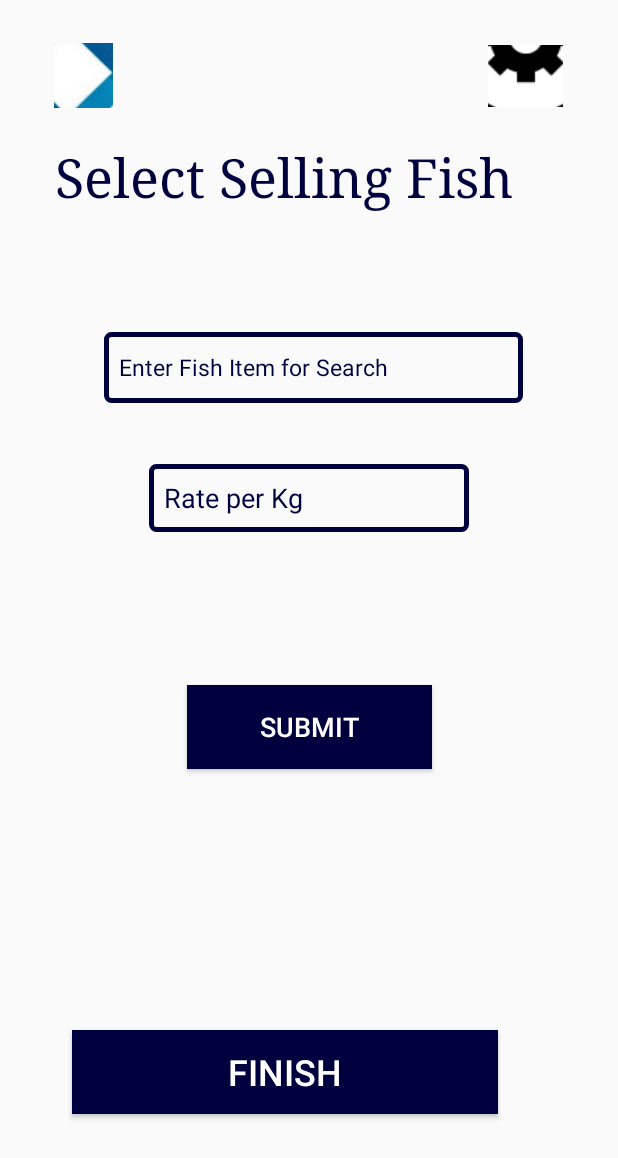
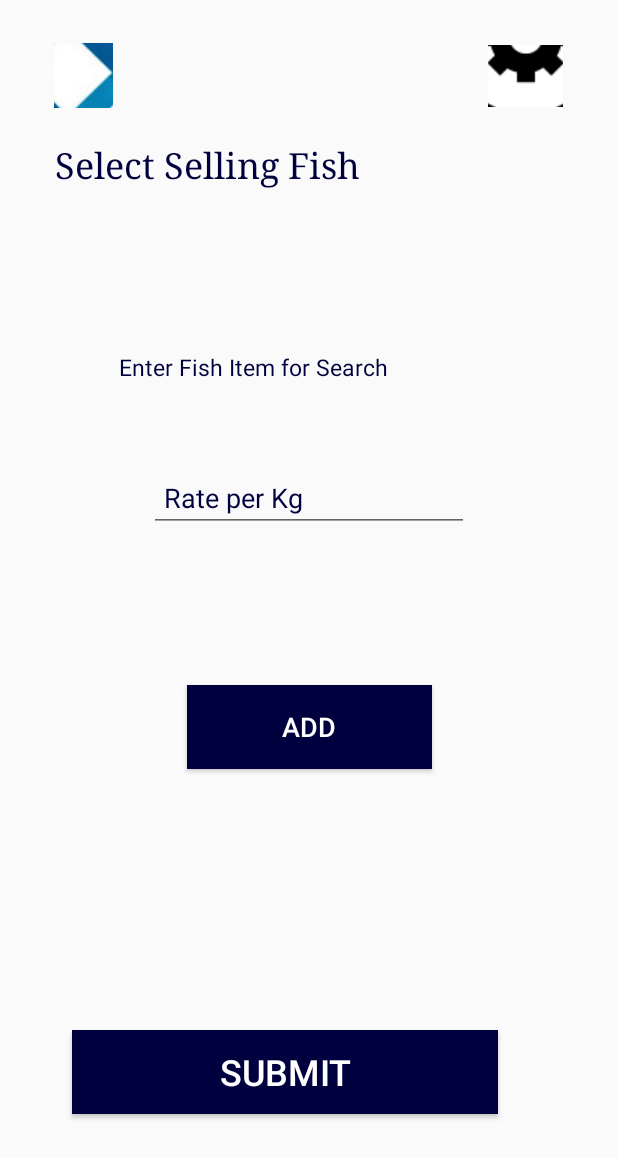
Before and after one commit to HDLLakshan/MaadelaSeller, an Android app: the SellingFishItem screen opened directly, with no data from a screen before it, on a phone screen of 412 x 824 dp. Shown: the top 1158 px of the screen. Run offline under Robolectric (Android 15) with nearby library versions, the light colour scheme and no system bars; our stand-ins replace Firebase (no records; nobody signed in at launch, a user with empty details on screens opened directly).

Commit message:
Complete 98.999%

```diff
--- a/app/src/main/res/layout/activity_request_notification.xml
+++ b/app/src/main/res/layout/activity_request_notification.xml
@@ -12,7 +12,7 @@
         android:layout_height="80dp"
         android:text="Recived Notification For One Hour Reservation"
         android:textColor="@color/colorPrimary"
-        android:textSize="30sp"
+        android:textSize="24sp"
         app:layout_constraintBottom_toBottomOf="parent"
         app:layout_constraintEnd_toEndOf="parent"
         app:layout_constraintHorizontal_bias="0.493"
--- a/app/src/main/res/layout/activity_selling_fish_item.xml
+++ b/app/src/main/res/layout/activity_selling_fish_item.xml
@@ -10,7 +10,6 @@
         android:id="@+id/fishname"
         android:layout_width="279dp"
         android:layout_height="47dp"
-        android:background="@drawable/edit_text_border"
         android:completionHint="Enter Fish"
         android:completionThreshold="1"
         android:hint="Enter Fish Item for Search"
@@ -31,7 +30,7 @@
         android:layout_height="56dp"
         android:background="@drawable/button_border"
         android:onClick="SaveSellingFishItem"
-        android:text="Submit"
+        android:text="Add"
         android:textColor="#FFFFFF"
         android:textSize="18sp"
         app:layout_constraintBottom_toBottomOf="parent"
@@ -47,7 +46,7 @@
         android:layout_marginBottom="40dp"
         android:background="@drawable/button_border"
         android:onClick="sendMessage"
-        android:text="Finish"
+        android:text="Submit"
         android:textColor="#FFFFFF"
         android:textColorHint="@color/colorPrimary"
         android:textSize="24sp"
@@ -62,7 +61,6 @@
         android:id="@+id/rate"
         android:layout_width="wrap_content"
         android:layout_height="45dp"
-        android:background="@drawable/edit_text_border"
         android:ems="10"
         android:hint="Rate per Kg"
         android:inputType="numberSigned"
@@ -83,7 +81,7 @@
         android:fontFamily="serif"
         android:text="Select Selling Fish "
         android:textColor="@color/colorPrimary"
-        android:textSize="36sp"
+        android:textSize="24sp"
         app:layout_constraintBottom_toBottomOf="parent"
         app:layout_constraintEnd_toEndOf="parent"
         app:layout_constraintStart_toStartOf="parent"
```
